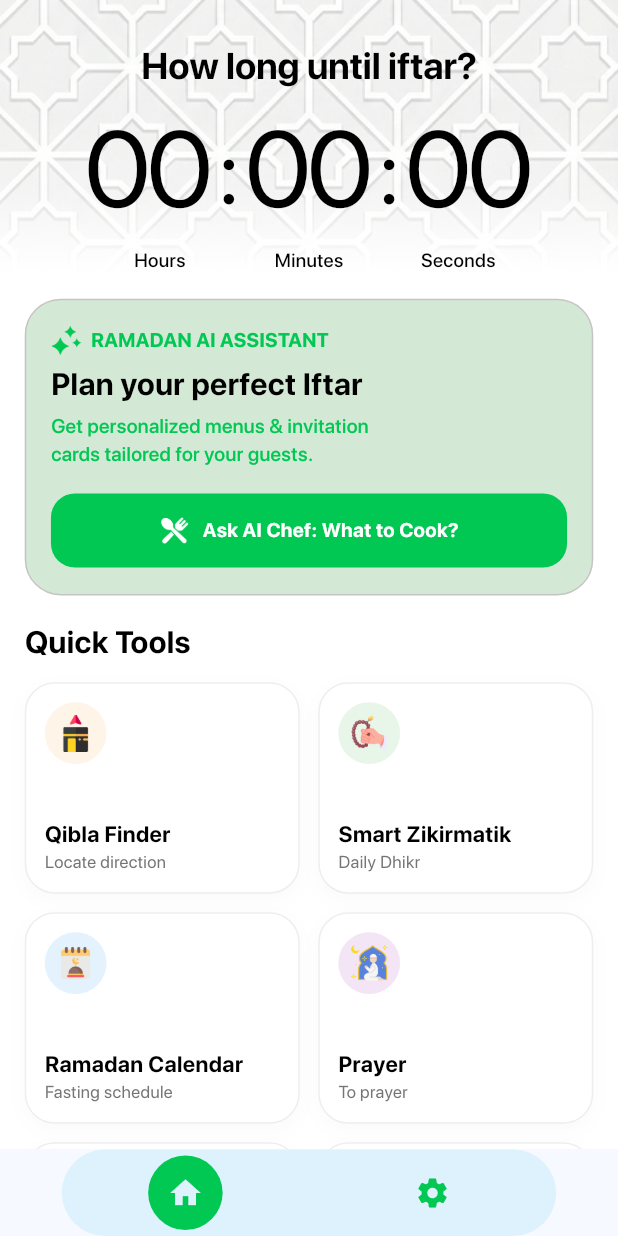
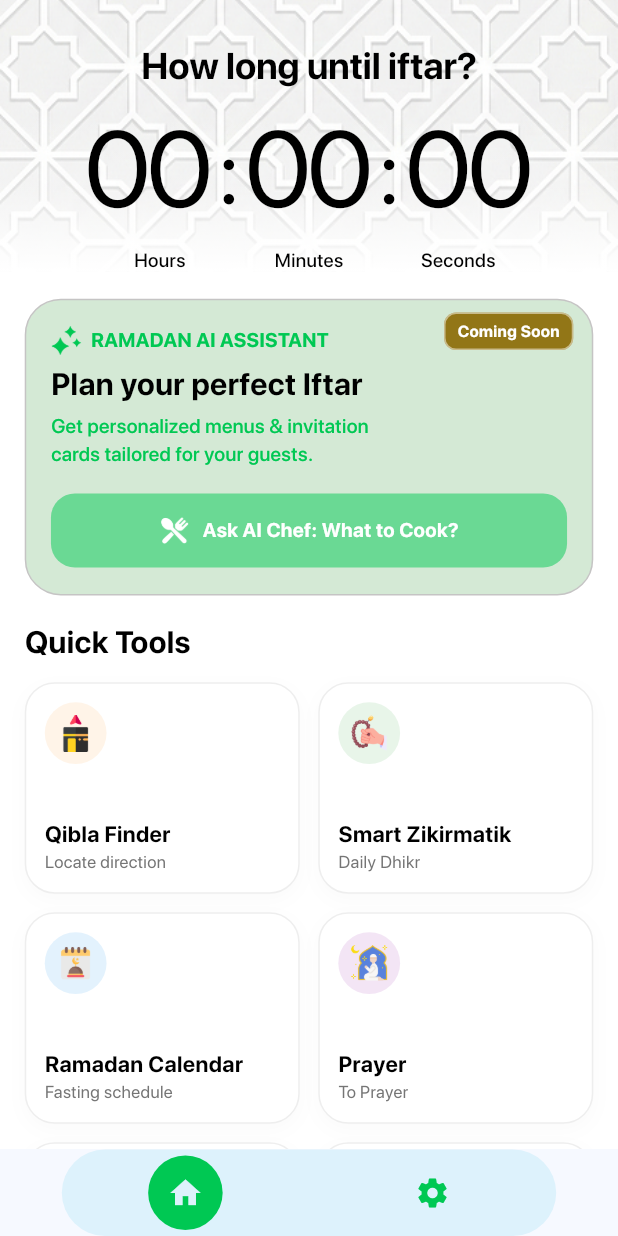
Before and after one commit to iibrahimkahramann/ramadan_app, a Flutter app: the HomeView screen opened by its route, on a phone screen of 412 x 824 dp. Run offline on Flutter 3.47's test engine with Material 3 defaults, Android fonts, the light colour scheme and no system bars; drawn by our look-alikes of flutter_snake_navigationbar; our stand-ins replace adhan, easy_localization, flutter_compass, flutter_local_notifications, flutter_riverpod, flutter_timezone and 9 more; accounts and stored records are empty.

Commit message:
çviriler düzenlendi

```diff
--- a/assets/lang/ar.json
+++ b/assets/lang/ar.json
@@ -98,5 +98,9 @@
     "Wiping Ears": "مسح الأذنين",
     "Wipe the inside of your ears with your index fingers and the back of your ears with your thumbs once.": "امسح باطن أذنيك بسبابتيك وظاهرهما بإبهاميك مرة واحدة.",
     "Washing Feet": "غسل الرجلين",
-    "Wash your feet up to and including the ankles three times, starting with the right foot then the left. Ensure water reaches between toes.": "اغسل رجليك إلى الكعبين ثلاث مرات، بادئاً باليمنى ثم اليسرى. تأكد من وصول الماء بين الأصابع."
+    "Wash your feet up to and including the ankles three times, starting with the right foot then the left. Ensure water reaches between toes.": "اغسل رجليك إلى الكعبين ثلاث مرات، بادئاً باليمنى ثم اليسرى. تأكد من وصول الماء بين الأصابع.",
+    "Tashahhud (Sitting)": "الجلوس للتشهد",
+    "Sit on your knees. Recite the Tashahhud, Salawat, and Dua.": "اجلس على ركبتيك. اقرأ التشهد والصلاة الإبراهيمية والدعاء.",
+    "General": "عام",
+    "Legal": "قانوني"
 }
--- a/assets/lang/bn.json
+++ b/assets/lang/bn.json
@@ -98,5 +98,9 @@
     "Wiping Ears": "কান মাসেহ করা",
     "Wipe the inside of your ears with your index fingers and the back of your ears with your thumbs once.": "তর্জনী দিয়ে কানের ভিতর এবং বুড়ো আঙ্গুল দিয়ে কানের পিছন মাসেহ করুন একবার।",
     "Washing Feet": "পা ধোয়া",
-    "Wash your feet up to and including the ankles three times, starting with the right foot then the left. Ensure water reaches between toes.": "গোড়ালি পর্যন্ত পা তিনবার ধোন, ডান পা দিয়ে শুরু করে তারপর বাম পা। পায়ের আঙ্গুলের মাঝখানে পানি পৌঁছানো নিশ্চিত করুন।"
+    "Wash your feet up to and including the ankles three times, starting with the right foot then the left. Ensure water reaches between toes.": "গোড়ালি পর্যন্ত পা তিনবার ধোন, ডান পা দিয়ে শুরু করে তারপর বাম পা। পায়ের আঙ্গুলের মাঝখানে পানি পৌঁছানো নিশ্চিত করুন।",
+    "Tashahhud (Sitting)": "তাশাহহুদ (বসা)",
+    "Sit on your knees. Recite the Tashahhud, Salawat, and Dua.": "আপনার হাঁটু গেড়ে বসুন। তাশাহহুদ, সালাওয়াত এবং দোয়া পড়ুন।",
+    "General": "সাধারণ",
+    "Legal": "আইনি"
 }
--- a/assets/lang/de.json
+++ b/assets/lang/de.json
@@ -98,5 +98,9 @@
     "Wiping Ears": "Ohren bestreichen",
     "Wipe the inside of your ears with your index fingers and the back of your ears with your thumbs once.": "Streichen Sie mit den Zeigefingern über die Innenseite Ihrer Ohren und mit den Daumen über die Rückseite Ihrer Ohren, ein Mal.",
     "Washing Feet": "Füße waschen",
-    "Wash your feet up to and including the ankles three times, starting with the right foot then the left. Ensure water reaches between toes.": "Waschen Sie Ihre Füße bis einschließlich der Knöchel drei Mal, beginnend mit dem rechten Fuß, dann dem linken. Achten Sie darauf, dass Wasser zwischen die Zehen gelangt."
+    "Wash your feet up to and including the ankles three times, starting with the right foot then the left. Ensure water reaches between toes.": "Waschen Sie Ihre Füße bis einschließlich der Knöchel drei Mal, beginnend mit dem rechten Fuß, dann dem linken. Achten Sie darauf, dass Wasser zwischen die Zehen gelangt.",
+    "Tashahhud (Sitting)": "Taschahhud (Sitzen)",
+    "Sit on your knees. Recite the Tashahhud, Salawat, and Dua.": "Sitzen Sie auf Ihren Knien. Rezitieren Sie Taschahhud, Salawat und Dua.",
+    "General": "Allgemein",
+    "Legal": "Rechtlich"
 }
--- a/assets/lang/en.json
+++ b/assets/lang/en.json
@@ -98,5 +98,9 @@
     "Wiping Ears": "Wiping Ears",
     "Wipe the inside of your ears with your index fingers and the back of your ears with your thumbs once.": "Wipe the inside of your ears with your index fingers and the back of your ears with your thumbs once.",
     "Washing Feet": "Washing Feet",
-    "Wash your feet up to and including the ankles three times, starting with the right foot then the left. Ensure water reaches between toes.": "Wash your feet up to and including the ankles three times, starting with the right foot then the left. Ensure water reaches between toes."
+    "Wash your feet up to and including the ankles three times, starting with the right foot then the left. Ensure water reaches between toes.": "Wash your feet up to and including the ankles three times, starting with the right foot then the left. Ensure water reaches between toes.",
+    "Tashahhud (Sitting)": "Tashahhud (Sitting)",
+    "Sit on your knees. Recite the Tashahhud, Salawat, and Dua.": "Sit on your knees. Recite the Tashahhud, Salawat, and Dua.",
+    "General": "General",
+    "Legal": "Legal"
 }
--- a/assets/lang/es.json
+++ b/assets/lang/es.json
@@ -98,5 +98,9 @@
     "Wiping Ears": "Limpiarse las Orejas",
     "Wipe the inside of your ears with your index fingers and the back of your ears with your thumbs once.": "Límpiate el interior de las orejas con los dedos índices y la parte posterior de las orejas con los pulgares una vez.",
     "Washing Feet": "Lavarse los Pies",
-    "Wash your feet up to and including the ankles three times, starting with the right foot then the left. Ensure water reaches between toes.": "Lávate los pies hasta los tobillos tres veces, comenzando con el pie derecho y luego el izquierdo. Asegúrate de que el agua llegue entre los dedos."
+    "Wash your feet up to and including the ankles three times, starting with the right foot then the left. Ensure water reaches between toes.": "Lávate los pies hasta los tobillos tres veces, comenzando con el pie derecho y luego el izquierdo. Asegúrate de que el agua llegue entre los dedos.",
+    "Tashahhud (Sitting)": "Tashahhud (Sentado)",
+    "Sit on your knees. Recite the Tashahhud, Salawat, and Dua.": "Siéntate sobre tus rodillas. Recita el Tashahhud, Salawat y Dua.",
+    "General": "General",
+    "Legal": "Legal"
 }
--- a/assets/lang/fr.json
+++ b/assets/lang/fr.json
@@ -98,5 +98,9 @@
     "Wiping Ears": "Essuyage des Oreilles",
     "Wipe the inside of your ears with your index fingers and the back of your ears with your thumbs once.": "Essuyez l'intérieur de vos oreilles avec vos index et l'arrière de vos oreilles avec vos pouces une fois.",
     "Washing Feet": "Lavage des Pieds",
-    "Wash your feet up to and including the ankles three times, starting with the right foot then the left. Ensure water reaches between toes.": "Lavez vos pieds jusqu'aux chevilles trois fois, en commençant par le pied droit puis le gauche. Assurez-vous que l'eau atteint entre les orteils."
+    "Wash your feet up to and including the ankles three times, starting with the right foot then the left. Ensure water reaches between toes.": "Lavez vos pieds jusqu'aux chevilles trois fois, en commençant par le pied droit puis le gauche. Assurez-vous que l'eau atteint entre les orteils.",
+    "Tashahhud (Sitting)": "Tashahhud (Assis)",
+    "Sit on your knees. Recite the Tashahhud, Salawat, and Dua.": "Asseyez-vous sur vos genoux. Réciter le Tashahhud, les Salawat et les Dua.",
+    "General": "Général",
+    "Legal": "Légal"
 }
--- a/assets/lang/hi.json
+++ b/assets/lang/hi.json
@@ -98,5 +98,9 @@
     "Wiping Ears": "कान पोंछना",
     "Wipe the inside of your ears with your index fingers and the back of your ears with your thumbs once.": "अपनी तर्जनी उंगलियों से अपने कानों के अंदर और अपने अंगूठों से अपने कानों के पीछे एक बार पोंछें।",
     "Washing Feet": "पैर धोना",
-    "Wash your feet up to and including the ankles three times, starting with the right foot then the left. Ensure water reaches between toes.": "अपने पैरों को टखनों तक तीन बार धोएं, दाहिने पैर से शुरू करके फिर बाएं। सुनिश्चित करें कि पानी पैर की उंगलियों के बीच पहुंच जाए।"
+    "Wash your feet up to and including the ankles three times, starting with the right foot then the left. Ensure water reaches between toes.": "अपने पैरों को टखनों तक तीन बार धोएं, दाहिने पैर से शुरू करके फिर बाएं। सुनिश्चित करें कि पानी पैर की उंगलियों के बीच पहुंच जाए।",
+    "Tashahhud (Sitting)": "तशह्हुद (बैठना)",
+    "Sit on your knees. Recite the Tashahhud, Salawat, and Dua.": "अपने घुटनों पर बैठें। तशह्हुद, सलावत और दुआ पढ़ें।",
+    "General": "सामान्य",
+    "Legal": "कानूनी"
 }
--- a/assets/lang/id.json
+++ b/assets/lang/id.json
@@ -98,5 +98,9 @@
     "Wiping Ears": "Mengusap Telinga",
     "Wipe the inside of your ears with your index fingers and the back of your ears with your thumbs once.": "Usap bagian dalam telinga dengan jari telunjuk dan bagian belakang telinga dengan ibu jari satu kali.",
     "Washing Feet": "Membasuh Kaki",
-    "Wash your feet up to and including the ankles three times, starting with the right foot then the left. Ensure water reaches between toes.": "Basuh kaki hingga mata kaki tiga kali, dimulai dari kaki kanan lalu kiri. Pastikan air mencapai sela-sela jari kaki."
+    "Wash your feet up to and including the ankles three times, starting with the right foot then the left. Ensure water reaches between toes.": "Basuh kaki hingga mata kaki tiga kali, dimulai dari kaki kanan lalu kiri. Pastikan air mencapai sela-sela jari kaki.",
+    "Tashahhud (Sitting)": "Tasyahud (Duduk)",
+    "Sit on your knees. Recite the Tashahhud, Salawat, and Dua.": "Duduklah berlutut. Bacalah Tasyahud, Shalawat, dan Doa.",
+    "General": "Umum",
+    "Legal": "Hukum"
 }
--- a/assets/lang/it.json
+++ b/assets/lang/it.json
@@ -98,5 +98,9 @@
     "Wiping Ears": "Pulizia Orecchie",
     "Wipe the inside of your ears with your index fingers and the back of your ears with your thumbs once.": "Pulisci l'interno delle orecchie con gli indici e il retro delle orecchie con i pollici una volta.",
     "Washing Feet": "Lavaggio Piedi",
-    "Wash your feet up to and including the ankles three times, starting with the right foot then the left. Ensure water reaches between toes.": "Lava i piedi fino alle caviglie incluse tre volte, iniziando dal piede destro e poi il sinistro. Assicurati che l'acqua raggiunga tra le dita."
+    "Wash your feet up to and including the ankles three times, starting with the right foot then the left. Ensure water reaches between toes.": "Lava i piedi fino alle caviglie incluse tre volte, iniziando dal piede destro e poi il sinistro. Assicurati che l'acqua raggiunga tra le dita.",
+    "Tashahhud (Sitting)": "Tashahhud (Seduto)",
+    "Sit on your knees. Recite the Tashahhud, Salawat, and Dua.": "Siediti sulle ginocchia. Recita il Tashahhud, Salawat e Dua.",
+    "General": "Generale",
+    "Legal": "Legale"
 }
--- a/assets/lang/ms.json
+++ b/assets/lang/ms.json
@@ -98,5 +98,9 @@
     "Wiping Ears": "Menyapu Telinga",
     "Wipe the inside of your ears with your index fingers and the back of your ears with your thumbs once.": "Sapu bahagian dalam telinga dengan jari telunjuk dan belakang telinga dengan ibu jari sekali.",
     "Washing Feet": "Membasuh Kaki",
-    "Wash your feet up to and including the ankles three times, starting with the right foot then the left. Ensure water reaches between toes.": "Basuh kaki hingga ke buku lali tiga kali, bermula dengan kaki kanan kemudian kiri. Pastikan air sampai ke celah jari kaki."
+    "Wash your feet up to and including the ankles three times, starting with the right foot then the left. Ensure water reaches between toes.": "Basuh kaki hingga ke buku lali tiga kali, bermula dengan kaki kanan kemudian kiri. Pastikan air sampai ke celah jari kaki.",
+    "Tashahhud (Sitting)": "Tasyahhud (Duduk)",
+    "Sit on your knees. Recite the Tashahhud, Salawat, and Dua.": "Duduk di atas lutut anda. Bacalah Tasyahhud, Selawat, dan Doa.",
+    "General": "Umum",
+    "Legal": "Undang-undang"
 }
--- a/assets/lang/pt.json
+++ b/assets/lang/pt.json
@@ -98,5 +98,9 @@
     "Wiping Ears": "Limpar as Orelhas",
     "Wipe the inside of your ears with your index fingers and the back of your ears with your thumbs once.": "Limpe o interior das orelhas com os dedos indicadores e a parte de trás das orelhas com os polegares uma vez.",
     "Washing Feet": "Lavar os Pés",
-    "Wash your feet up to and including the ankles three times, starting with the right foot then the left. Ensure water reaches between toes.": "Lave os pés até e incluindo os tornozelos três vezes, começando pelo pé direito e depois o esquerdo. Garanta que a água chegue entre os dedos."
+    "Wash your feet up to and including the ankles three times, starting with the right foot then the left. Ensure water reaches between toes.": "Lave os pés até e incluindo os tornozelos três vezes, começando pelo pé direito e depois o esquerdo. Garanta que a água chegue entre os dedos.",
+    "Tashahhud (Sitting)": "Tashahhud (Sentado)",
+    "Sit on your knees. Recite the Tashahhud, Salawat, and Dua.": "Sente-se de joelhos. Recite o Tashahhud, Salawat e Dua.",
+    "General": "Geral",
+    "Legal": "Legal"
 }
--- a/assets/lang/ru.json
+++ b/assets/lang/ru.json
@@ -98,5 +98,9 @@
     "Wiping Ears": "Протирание ушей",
     "Wipe the inside of your ears with your index fingers and the back of your ears with your thumbs once.": "Протрите внутреннюю часть ушей указательными пальцами и заднюю часть ушей большими пальцами, один раз.",
     "Washing Feet": "Мытье ног",
-    "Wash your feet up to and including the ankles three times, starting with the right foot then the left. Ensure water reaches between toes.": "Вымойте ноги до щиколоток включительно три раза, начиная с правой ноги, затем левую. Убедитесь, что вода попадает между пальцами."
+    "Wash your feet up to and including the ankles three times, starting with the right foot then the left. Ensure water reaches between toes.": "Вымойте ноги до щиколоток включительно три раза, начиная с правой ноги, затем левую. Убедитесь, что вода попадает между пальцами.",
+    "Tashahhud (Sitting)": "Ташаххуд (Сидение)",
+    "Sit on your knees. Recite the Tashahhud, Salawat, and Dua.": "Сядьте на колени. Прочитайте Ташаххуд, Салават и Дуа.",
+    "General": "Общее",
+    "Legal": "Юридическое"
 }
--- a/assets/lang/tr.json
+++ b/assets/lang/tr.json
@@ -98,5 +98,9 @@
     "Wiping Ears": "Kulakları Meshetmek",
     "Wipe the inside of your ears with your index fingers and the back of your ears with your thumbs once.": "İşaret parmaklarıyla kulak içini, başparmaklarla kulak arkasını meshedin.",
     "Washing Feet": "Ayakları Yıkamak",
-    "Wash your feet up to and including the ankles three times, starting with the right foot then the left. Ensure water reaches between toes.": "Ayaklarınızı topuklarla beraber üç kez yıkayın, sağ ayaktan başlayın. Suyun parmak aralarına girdiğinden emin olun."
+    "Wash your feet up to and including the ankles three times, starting with the right foot then the left. Ensure water reaches between toes.": "Ayaklarınızı topuklarla beraber üç kez yıkayın, sağ ayaktan başlayın. Suyun parmak aralarına girdiğinden emin olun.",
+    "Tashahhud (Sitting)": "Tahiyyat (Oturuş)",
+    "Sit on your knees. Recite the Tashahhud, Salawat, and Dua.": "Dizlerinizin üzerine oturun. Tahiyyat, Salli-Barik ve Rabbena dualarını okuyun.",
+    "General": "Genel",
+    "Legal": "Yasal"
 }
--- a/assets/lang/ur.json
+++ b/assets/lang/ur.json
@@ -98,5 +98,9 @@
     "Wiping Ears": "کانوں کا مسح",
     "Wipe the inside of your ears with your index fingers and the back of your ears with your thumbs once.": "اپنی شہادت کی انگلیوں سے کانوں کے اندر اور انگوٹھوں سے کانوں کے پیچھے مسح کریں ایک بار۔",
     "Washing Feet": "پاؤں دھونا",
-    "Wash your feet up to and including the ankles three times, starting with the right foot then the left. Ensure water reaches between toes.": "اپنے پاؤں ٹخنوں سمیت تین بار دھوئیں، دائیں پاؤں سے شروع کریں پھر بائیں۔ یقینی بنائیں کہ پانی انگلیوں کے درمیان پہنچ جائے۔"
+    "Wash your feet up to and including the ankles three times, starting with the right foot then the left. Ensure water reaches between toes.": "اپنے پاؤں ٹخنوں سمیت تین بار دھوئیں، دائیں پاؤں سے شروع کریں پھر بائیں۔ یقینی بنائیں کہ پانی انگلیوں کے درمیان پہنچ جائے۔",
+    "Tashahhud (Sitting)": "تشہد (بیٹھنا)",
+    "Sit on your knees. Recite the Tashahhud, Salawat, and Dua.": "اپنے گھٹنوں پر بیٹھ جائیں۔ تشہد، درود اور دعا پڑھیں۔",
+    "General": "عام",
+    "Legal": "قانونی"
 }
--- a/lib/component/home/imsak_container_component.dart
+++ b/lib/component/home/imsak_container_component.dart
@@ -2,7 +2,6 @@ import 'package:adhan/adhan.dart';
 import 'package:easy_localization/easy_localization.dart';
 import 'package:flutter/material.dart';
 import 'package:flutter_riverpod/flutter_riverpod.dart';
-import 'package:intl/intl.dart';
 import 'package:ramadan_app/config/theme/custom_theme.dart';
 import 'package:ramadan_app/providers/ramadan/ramadan_provider.dart';
 
--- a/lib/component/home/ramadan_ai_assistans_component.dart
+++ b/lib/component/home/ramadan_ai_assistans_component.dart
@@ -22,7 +22,9 @@ class RamadanAIAsistansComponent extends StatelessWidget {
         borderRadius: BorderRadius.circular(24),
         border: Border.all(color: Color.fromARGB(255, 197, 196, 196), width: 1),
       ),
-      child: Padding(
+      child: Stack(
+        children: [
+          Padding(
             padding: EdgeInsets.symmetric(
               vertical: screenHeight * 0.02,
               horizontal: screenWidth * 0.04,
@@ -40,7 +42,8 @@ class RamadanAIAsistansComponent extends StatelessWidget {
                     SizedBox(width: screenWidth * 0.015),
                     Text(
                       "RAMADAN AI ASSISTANT".tr(),
-                  style: CustomTheme.textTheme(context).bodyMedium?.copyWith(
+                      style: CustomTheme.textTheme(context).bodyMedium
+                          ?.copyWith(
                             color: CustomTheme.primaryColor,
                             fontWeight: FontWeight.bold,
                           ),
@@ -68,7 +71,7 @@ class RamadanAIAsistansComponent extends StatelessWidget {
                   width: screenWidth,
                   height: screenHeight * 0.06,
                   decoration: BoxDecoration(
-                color: CustomTheme.primaryColor,
+                    color: CustomTheme.primaryColor.withValues(alpha: 0.5),
                     borderRadius: BorderRadius.circular(16),
                   ),
                   child: Row(
@@ -83,7 +86,8 @@ class RamadanAIAsistansComponent extends StatelessWidget {
                       SizedBox(width: screenWidth * 0.02),
                       Text(
                         'Ask AI Chef: What to Cook?'.tr(),
-                    style: CustomTheme.textTheme(context).bodyMedium?.copyWith(
+                        style: CustomTheme.textTheme(context).bodyMedium
+                            ?.copyWith(
                               color: Colors.white,
                               fontWeight: FontWeight.bold,
                             ),
@@ -94,6 +98,40 @@ class RamadanAIAsistansComponent extends StatelessWidget {
               ],
             ),
           ),
+          Positioned(
+            top: screenHeight * 0.01,
+            right: screenWidth * 0.03,
+            child: Container(
+              padding: const EdgeInsets.symmetric(horizontal: 8, vertical: 4),
+              decoration: BoxDecoration(
+                color: const Color.fromARGB(
+                  108,
+                  139,
+                  105,
+                  2,
+                ).withValues(alpha: 0.9),
+                borderRadius: BorderRadius.circular(8),
+                border: Border.all(
+                  color: const Color.fromARGB(
+                    255,
+                    255,
+                    255,
+                    255,
+                  ).withValues(alpha: 0.5),
+                ),
+              ),
+              child: Text(
+                "Coming Soon".tr(),
+                style: TextStyle(
+                  fontSize: screenHeight * 0.013,
+                  color: Color.fromARGB(255, 255, 255, 255),
+                  fontWeight: FontWeight.bold,
+                ),
+              ),
+            ),
+          ),
+        ],
+      ),
     );
   }
 }
--- a/lib/providers/tools/quick_tools_provider.dart
+++ b/lib/providers/tools/quick_tools_provider.dart
@@ -34,7 +34,7 @@ final quickToolsProvider = Provider<List<QuickTool>>((ref) {
     QuickTool(
       id: 'prayer',
       title: 'Prayer',
-      subtitle: 'To prayer',
+      subtitle: 'To Prayer',
       iconPath: 'assets/icons/pray.png',
       iconColor: Colors.purple,
       backgroundColor: const Color(0xFFF3E5F5),
--- a/lib/services/notification_service.dart
+++ b/lib/services/notification_service.dart
@@ -172,6 +172,9 @@ class NotificationService {
           iOS: const DarwinNotificationDetails(
             sound: 'adhan.mp3',
             presentSound: true,
+            presentAlert: true,
+            presentBadge: true,
+            interruptionLevel: InterruptionLevel.timeSensitive,
           ),
         ),
         androidScheduleMode: AndroidScheduleMode.exactAllowWhileIdle,
```
Also changed, not shown: lib/views/settings/settings_view.dart (+8 -8 lines). Lines whose indentation alone changed are shown as unchanged.
